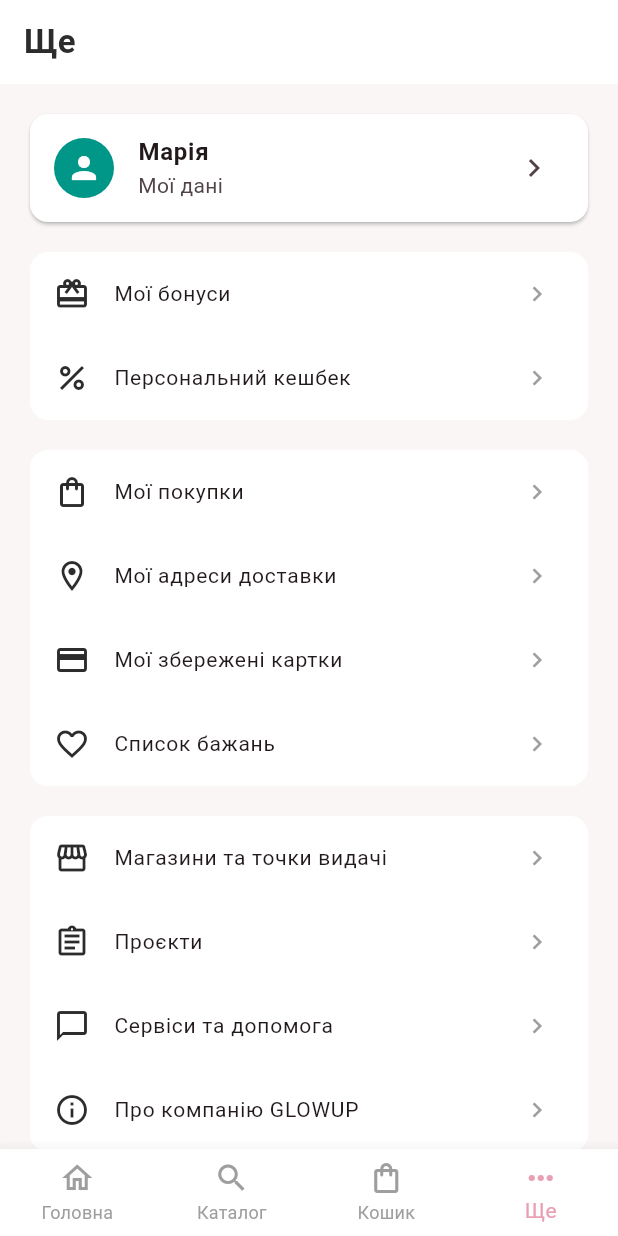
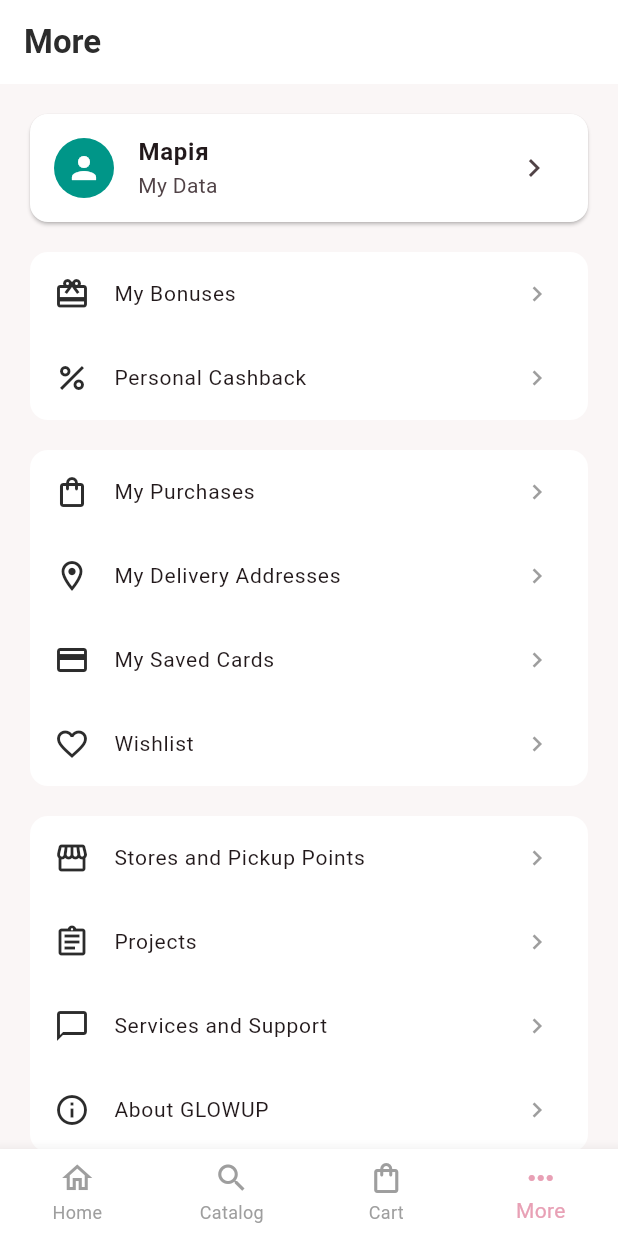
Before and after one commit to marmel1704006-netizen/flutter_app, a Flutter app: the screen it shows after launch, item 4 of the bottom bar chosen, on a phone screen of 412 x 824 dp. Run offline on Flutter 3.47's test engine with Material 3 defaults, Android fonts, the phone set to English and light mode, and no system bars.

Commit message:
new friday

```diff
--- a/lib/main.dart
+++ b/lib/main.dart
@@ -1,6 +1,10 @@
 import 'package:flutter/material.dart';
 import 'package:flutter_localizations/flutter_localizations.dart';
+import 'package:provider/provider.dart';
 import 'l10n/app_localizations.dart';
+import 'providers/product_provider.dart';
+import 'providers/cart_provider.dart';
+import 'providers/wishlist_provider.dart';
 import 'screens/main_layout.dart';
 import 'constants/colors.dart';
 
@@ -11,16 +15,26 @@ void main() {
 class GlowUpApp extends StatelessWidget {
   const GlowUpApp({super.key});
 
+  // статичні інстанси — створюються один раз і живуть весь час
+  static final _productProvider = ProductProvider()..loadProducts();
+  static final _cartProvider = CartProvider();
+  static final _wishlistProvider = WishlistProvider();
+
   @override
   Widget build(BuildContext context) {
-    return MaterialApp(
+    return MultiProvider(
+      providers: [
+        ChangeNotifierProvider.value(value: _productProvider),
+        ChangeNotifierProvider.value(value: _cartProvider),
+        ChangeNotifierProvider.value(value: _wishlistProvider),
+      ],
+      child: MaterialApp(
         title: 'GlowUp Shop',
         debugShowCheckedModeBanner: false,
         theme: ThemeData(
           colorScheme: ColorScheme.fromSeed(seedColor: AppColors.primary),
           scaffoldBackgroundColor: AppColors.background,
         ),
-      // ✅ Локалізація
         localizationsDelegates: const [
           AppLocalizations.delegate,
           GlobalMaterialLocalizations.delegate,
@@ -28,10 +42,11 @@ class GlowUpApp extends StatelessWidget {
           GlobalCupertinoLocalizations.delegate,
         ],
         supportedLocales: const [
-        Locale('uk'), // Українська
-        Locale('en'), // English
+          Locale('uk'),
+          Locale('en'),
         ],
         home: const MainLayout(),
+      ),
     );
   }
 }
--- a/lib/screens/main_layout.dart
+++ b/lib/screens/main_layout.dart
@@ -1,9 +1,8 @@
 import 'package:flutter/material.dart';
 import 'package:provider/provider.dart';
 import '../constants/colors.dart';
-import '../providers/product_provider.dart';
+import '../l10n/app_localizations.dart';
 import '../providers/cart_provider.dart';
-import '../providers/wishlist_provider.dart';
 import 'home_screen.dart';
 import 'catalog_screen.dart';
 import 'cart_screen.dart';
@@ -28,18 +27,8 @@ class _MainLayoutState extends State<MainLayout> {
       const MoreScreen(),
     ];
 
-    return MultiProvider(
-      providers: [
-        ChangeNotifierProvider(
-          create: (_) => ProductProvider()..loadProducts(),
-        ),
-        ChangeNotifierProvider(create: (_) => CartProvider()),
-        ChangeNotifierProvider(create: (_) => WishlistProvider()),
-      ],
-      child: Builder(
-        builder: (context) {
-          // провайдери всередині
     final cartCount = context.watch<CartProvider>().totalCount;
+    final l10n = AppLocalizations.of(context)!;
 
     return Scaffold(
       body: screens[_selectedIndex],
@@ -55,28 +44,25 @@ class _MainLayoutState extends State<MainLayout> {
           });
         },
         items: [
-                const BottomNavigationBarItem(
-                  icon: Icon(Icons.home_outlined),
-                  activeIcon: Icon(Icons.home),
-                  label: 'Головна',
+          BottomNavigationBarItem(
+            icon: const Icon(Icons.home_outlined),
+            activeIcon: const Icon(Icons.home),
+            label: l10n.navHome,
           ),
-                const BottomNavigationBarItem(
-                  icon: Icon(Icons.search),
-                  label: 'Каталог',
+          BottomNavigationBarItem(
+            icon: const Icon(Icons.search),
+            label: l10n.navCatalog,
           ),
           BottomNavigationBarItem(
             icon: _buildCartIcon(cartCount, isActive: false),
             activeIcon: _buildCartIcon(cartCount, isActive: true),
-                  label: 'Кошик',
+            label: l10n.navCart,
           ),
-                const BottomNavigationBarItem(
-                  icon: Icon(Icons.more_horiz),
-                  label: 'Ще',
+          BottomNavigationBarItem(
+            icon: const Icon(Icons.more_horiz),
+            label: l10n.navMore,
           ),
         ],
-            ),
-          );
-        },
       ),
     );
   }
@@ -85,9 +71,7 @@ class _MainLayoutState extends State<MainLayout> {
     return Stack(
       clipBehavior: Clip.none,
       children: [
-        Icon(
-          isActive ? Icons.shopping_bag : Icons.shopping_bag_outlined,
-        ),
+        Icon(isActive ? Icons.shopping_bag : Icons.shopping_bag_outlined),
         if (count > 0)
           Positioned(
             top: -6,
--- a/lib/screens/more_screen.dart
+++ b/lib/screens/more_screen.dart
@@ -1,11 +1,12 @@
 import 'package:flutter/material.dart';
 import 'package:provider/provider.dart';
 import '../constants/colors.dart';
+import '../l10n/app_localizations.dart';
+import '../models/product.dart';
 import '../providers/cart_provider.dart';
 import '../providers/product_provider.dart';
 import '../providers/wishlist_provider.dart';
 import '../widgets/product_card.dart';
-import '../models/product.dart';
 
 class MoreScreen extends StatelessWidget {
   const MoreScreen({super.key});
@@ -15,15 +16,17 @@ class MoreScreen extends StatelessWidget {
     final wishlistProvider = Provider.of<WishlistProvider>(context);
     final productProvider = Provider.of<ProductProvider>(context, listen: false);
     final favorites = wishlistProvider.getFavorites(productProvider.products);
+    final l10n = AppLocalizations.of(context)!;
 
     return Scaffold(
       backgroundColor: AppColors.background,
       appBar: AppBar(
         backgroundColor: Colors.white,
         elevation: 0,
-        title: const Text(
-          'Ще',
-          style: TextStyle(color: AppColors.textDark, fontWeight: FontWeight.bold),
+        title: Text(
+          l10n.navMore,
+          style: const TextStyle(
+              color: AppColors.textDark, fontWeight: FontWeight.bold),
         ),
       ),
       body: ListView(
@@ -31,52 +34,55 @@ class MoreScreen extends StatelessWidget {
         children: [
           Card(
             color: Colors.white,
-            shape: RoundedRectangleBorder(borderRadius: BorderRadius.circular(12)),
+            shape: RoundedRectangleBorder(
+                borderRadius: BorderRadius.circular(12)),
             child: ListTile(
               leading: const CircleAvatar(
                 backgroundColor: Colors.teal,
                 child: Icon(Icons.person, color: Colors.white),
               ),
-              title: const Text('Марія', style: TextStyle(fontWeight: FontWeight.bold)),
-              subtitle: const Text('Мої дані'),
+              title: const Text('Марія',
+                  style: TextStyle(fontWeight: FontWeight.bold)),
+              subtitle: Text(l10n.myData),
               trailing: const Icon(Icons.chevron_right),
             ),
           ),
           const SizedBox(height: 12),
 
           _buildMenuSection([
-            _buildMenuItem(Icons.card_giftcard, 'Мої бонуси', null),
-            _buildMenuItem(Icons.percent, 'Персональний кешбек', null),
+            _buildMenuItem(Icons.card_giftcard, l10n.myBonuses, null),
+            _buildMenuItem(Icons.percent, l10n.personalCashback, null),
           ]),
           const SizedBox(height: 12),
 
           _buildMenuSection([
-            _buildMenuItem(Icons.shopping_bag_outlined, 'Мої покупки', null),
-            _buildMenuItem(Icons.location_on_outlined, 'Мої адреси доставки', null),
-            _buildMenuItem(Icons.credit_card_outlined, 'Мої збережені картки', null),
+            _buildMenuItem(Icons.shopping_bag_outlined, l10n.myPurchases, null),
+            _buildMenuItem(Icons.location_on_outlined, l10n.myAddresses, null),
+            _buildMenuItem(Icons.credit_card_outlined, l10n.myCards, null),
             _buildMenuItem(
               Icons.favorite_border,
-              'Список бажань',
+              l10n.wishlist,
               favorites.isNotEmpty ? '${favorites.length} тов.' : null,
               onTap: favorites.isNotEmpty
-                  ? () => _showWishlist(context, favorites)
+                  ? () => _showWishlist(context, favorites, l10n)
                   : null,
             ),
           ]),
           const SizedBox(height: 12),
 
           _buildMenuSection([
-            _buildMenuItem(Icons.storefront, 'Магазини та точки видачі', null),
-            _buildMenuItem(Icons.assignment_outlined, 'Проєкти', null),
-            _buildMenuItem(Icons.chat_bubble_outline, 'Сервіси та допомога', null),
-            _buildMenuItem(Icons.info_outline, 'Про компанію GLOWUP', null),
+            _buildMenuItem(Icons.storefront, l10n.stores, null),
+            _buildMenuItem(Icons.assignment_outlined, l10n.projects, null),
+            _buildMenuItem(Icons.chat_bubble_outline, l10n.support, null),
+            _buildMenuItem(Icons.info_outline, l10n.aboutCompany, null),
           ]),
         ],
       ),
     );
   }
 
-  void _showWishlist(BuildContext context, List<Product> favorites) {
+  void _showWishlist(
+      BuildContext context, List<Product> favorites, AppLocalizations l10n) {
     showModalBottomSheet(
       context: context,
       isScrollControlled: true,
@@ -97,7 +103,7 @@ class MoreScreen extends StatelessWidget {
           initialChildSize: 0.7,
           maxChildSize: 0.95,
           builder: (_, controller) => Scaffold(
-            appBar: AppBar(title: const Text('Список бажань')),
+            appBar: AppBar(title: Text(l10n.wishlist)),
             body: Padding(
               padding: const EdgeInsets.all(16.0),
               child: GridView.builder(
@@ -123,7 +129,8 @@ class MoreScreen extends StatelessWidget {
     return Card(
       color: Colors.white,
       elevation: 0,
-      shape: RoundedRectangleBorder(borderRadius: BorderRadius.circular(12)),
+      shape:
+      RoundedRectangleBorder(borderRadius: BorderRadius.circular(12)),
       child: Column(children: items),
     );
   }
--- a/lib/screens/subcategory_screen.dart
+++ b/lib/screens/subcategory_screen.dart
@@ -1,5 +1,6 @@
 import 'package:flutter/material.dart';
 import '../constants/colors.dart';
+import '../l10n/app_localizations.dart';
 import '../models/catalog/catalog_category.dart';
 
 class SubCategoryScreen extends StatelessWidget {
@@ -9,6 +10,8 @@ class SubCategoryScreen extends StatelessWidget {
 
   @override
   Widget build(BuildContext context) {
+    final l10n = AppLocalizations.of(context)!;
+
     return Scaffold(
       backgroundColor: AppColors.background,
       appBar: AppBar(
@@ -45,10 +48,9 @@ class SubCategoryScreen extends StatelessWidget {
               color: AppColors.grey,
             ),
             onTap: () {
-              // Заглушка — в майбутньому перехід на список товарів
               ScaffoldMessenger.of(context).showSnackBar(
                 SnackBar(
-                  content: Text('${sub.name} — незабаром'),
+                  content: Text('${sub.name} — ${l10n.tryAgain}'),
                   backgroundColor: AppColors.primary,
                   duration: const Duration(seconds: 1),
                 ),
```
Also changed, not shown: lib/screens/cart_screen.dart (+34 -23 lines), lib/screens/home_screen.dart (+2 -16 lines), lib/screens/product_detail_screen.dart (+12 -10 lines), lib/screens/search_screen.dart (+13 -10 lines). Lines whose indentation alone changed are shown as unchanged.
